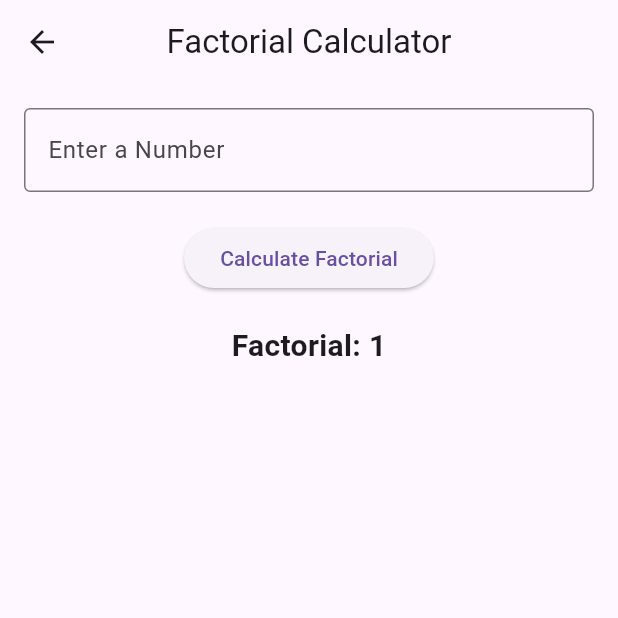
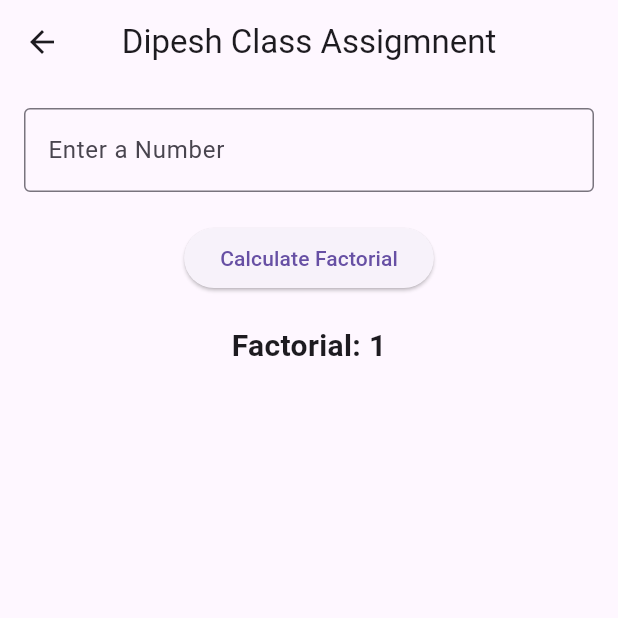
Before and after one commit to Dipeshkhadgi/class_assignment_2, a Flutter app: the FactorialView screen opened directly, on a phone screen of 412 x 824 dp, the top half of it. Run offline on Flutter 3.47's test engine with Material 3 defaults, Android fonts, the phone set to English and light mode, and no system bars; our stand-ins replace bloc, flutter_bloc.

Commit message:
app bar title fixed

```diff
--- a/lib/view/factorial_view.dart
+++ b/lib/view/factorial_view.dart
@@ -11,7 +11,7 @@ class FactorialView extends StatelessWidget {
 
     return Scaffold(
       appBar: AppBar(
-        title: const Text('Factorial Calculator'),
+        title: const Text('Dipesh Class Assigmnent'),
         centerTitle: true,
       ),
       body: Padding(
@@ -45,7 +45,8 @@ class FactorialView extends StatelessWidget {
                 }
                 return Text(
                   'Factorial: $state',
-                  style: const TextStyle(fontSize: 20, fontWeight: FontWeight.bold),
+                  style: const TextStyle(
+                      fontSize: 20, fontWeight: FontWeight.bold),
                 );
               },
             ),
```
